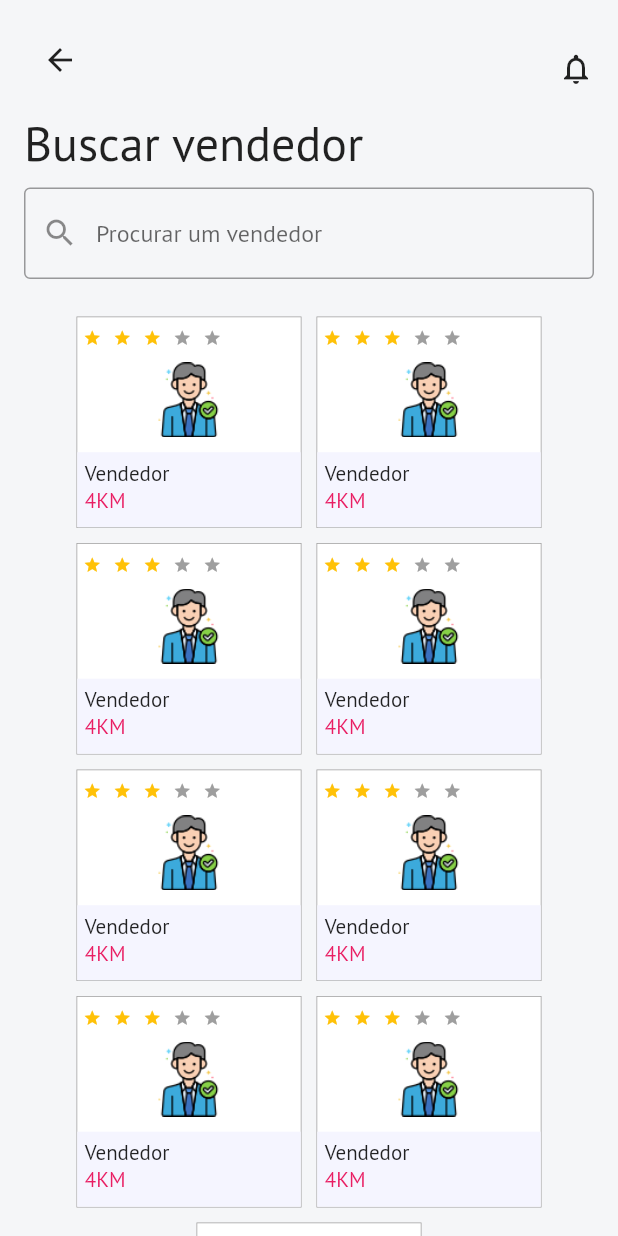
After one commit to BrunoEleodoro/hackcovid-ecommerce, a Flutter app: the VendedorPage screen opened directly, on a phone screen of 412 x 824 dp. The commit adds this screen. Run offline on Flutter 3.47's test engine with Material 2 defaults, Android fonts, the phone set to English and light mode, and no system bars; drawn by our look-alikes of flutter_rating_bar; our stand-ins replace flutter_vector_icons, google_fonts; missing offline and left inert: circular_bottom_navigation.

Commit message:
some paths

```diff
--- a/lib/components/custom_button.dart
+++ b/lib/components/custom_button.dart
@@ -6,7 +6,7 @@ class CustomButton extends StatelessWidget {
   var text;
   double radius;
 
-  CustomButton({this.onPressed, this.elevation, this.text, this.radius});
+  CustomButton({this.onPressed, this.elevation, this.text, this.radius = 5});
 
   @override
   Widget build(BuildContext context) {
--- /dev/null
+++ b/lib/pages/marketplace/vendedor/vendedor.dart
@@ -0,0 +1,149 @@
+import 'package:flutter/material.dart';
+import 'package:flutter_rating_bar/flutter_rating_bar.dart';
+
+class VendedorPage extends StatefulWidget {
+  @override
+  _VendedorPageState createState() => _VendedorPageState();
+}
+
+class _VendedorPageState extends State<VendedorPage> {
+  @override
+  Widget build(BuildContext context) {
+    List vendedores = [
+      {'image': 'assets/agente.png', 'title': 'Vendedor'},
+      {'image': 'assets/agente.png', 'title': 'Vendedor'},
+      {'image': 'assets/agente.png', 'title': 'Vendedor'},
+      {'image': 'assets/agente.png', 'title': 'Vendedor'},
+      {'image': 'assets/agente.png', 'title': 'Vendedor'},
+      {'image': 'assets/agente.png', 'title': 'Vendedor'},
+      {'image': 'assets/agente.png', 'title': 'Vendedor'},
+      {'image': 'assets/agente.png', 'title': 'Vendedor'},
+      {'image': 'assets/agente.png', 'title': 'Vendedor'},
+    ];
+    return Scaffold(
+        backgroundColor: Color(0XFFf5f6f8),
+        body: Stack(children: <Widget>[
+          SingleChildScrollView(
+              child: Padding(
+                  padding: const EdgeInsets.all(16.0),
+                  child: Column(
+                      mainAxisAlignment: MainAxisAlignment.start,
+                      crossAxisAlignment: CrossAxisAlignment.start,
+                      children: <Widget>[
+                        Row(
+                          mainAxisAlignment: MainAxisAlignment.spaceBetween,
+                          children: <Widget>[
+                            IconButton(
+                              padding: EdgeInsets.all(0),
+                              icon: Icon(Icons.arrow_back),
+                              onPressed: () {
+                                Navigator.pop(context);
+                              },
+                            ),
+                            Padding(
+                              padding: const EdgeInsets.only(top: 12.0),
+                              child: Icon(Icons.notifications_none),
+                            )
+                          ],
+                        ),
+                        SizedBox(
+                          height: 10,
+                        ),
+                        Text(
+                          'Buscar vendedor',
+                          style: TextStyle(fontSize: 32),
+                        ),
+                        SizedBox(
+                          height: 10,
+                        ),
+                        TextFormField(
+                          decoration: InputDecoration(
+                              hintText: 'Procurar um vendedor',
+                              prefixIcon: Icon(Icons.search),
+                              border: OutlineInputBorder()),
+                        ),
+                        SizedBox(
+                          height: 20,
+                        ),
+                        Center(
+                          child: Wrap(
+                              alignment: WrapAlignment.center,
+                              children: vendedores.map((item) {
+                                return Container(
+                                  width: 150,
+//                                  height: 200,
+                                  margin: EdgeInsets.all(5),
+                                  alignment: Alignment.center,
+                                  decoration: BoxDecoration(
+                                      color: Colors.white,
+                                      border: Border.all(
+                                          color: Colors.grey, width: 0.5)),
+                                  child: Center(
+                                    child: Column(
+                                      mainAxisAlignment:
+                                          MainAxisAlignment.center,
+                                      children: <Widget>[
+                                        Container(
+                                          height: 20,
+                                          child: Row(
+                                            crossAxisAlignment:
+                                                CrossAxisAlignment.end,
+                                            mainAxisAlignment:
+                                                MainAxisAlignment.start,
+                                            children: <Widget>[
+                                              RatingBar(
+                                                itemSize: 12,
+                                                initialRating: 3,
+                                                minRating: 1,
+                                                direction: Axis.horizontal,
+                                                allowHalfRating: false,
+                                                itemCount: 5,
+                                                itemPadding:
+                                                    EdgeInsets.symmetric(
+                                                        horizontal: 4.0),
+                                                itemBuilder: (context, _) =>
+                                                    Icon(
+                                                  Icons.star,
+                                                  color: Colors.amber,
+                                                ),
+                                                onRatingUpdate: (rating) {
+                                                  print(rating);
+                                                },
+                                              )
+                                            ],
+                                          ),
+                                        ),
+                                        SizedBox(
+                                          height: 10,
+                                        ),
+                                        Image.asset(
+                                          item['image'],
+                                          width: 50,
+                                        ),
+                                        SizedBox(
+                                          height: 10,
+                                        ),
+                                        Container(
+                                          width: double.maxFinite,
+                                          height: 50,
+                                          color: Color(0XFFf5f5ff),
+                                          padding: EdgeInsets.all(5),
+                                          child: Column(
+                                            crossAxisAlignment:
+                                                CrossAxisAlignment.start,
+                                            children: <Widget>[
+                                              Text(item['title']),
+                                              Text('4KM', style: TextStyle(color: Colors.pink),)
+                                            ],
+                                          ),
+                                        )
+                                      ],
+                                    ),
+                                  ),
+                                );
+                              }).toList()),
+                        )
+                      ])))
+        ]));
+  }
+}
--- a/pubspec.yaml
+++ b/pubspec.yaml
@@ -26,6 +26,7 @@ dependencies:
   google_fonts: ^0.4.0
   flutter_vector_icons: ^0.2.1
   circular_bottom_navigation: ^1.0.1
+  flutter_rating_bar: ^3.0.1+1
 
 dev_dependencies:
   flutter_test:
```
Also changed, not shown: lib/main.dart (+7 -1 lines), lib/pages/introducao/cadastrar/cadastrar.dart (+16 -4 lines), lib/pages/introducao/inicial/inicial.dart (+8 -2 lines), lib/pages/introducao/login/login.dart (+7 -6 lines), lib/pages/introducao/splash/splash.dart (added, +41 -0 lines), lib/pages/marketplace/home/home.dart (+10 -1 lines), pubspec.lock.
